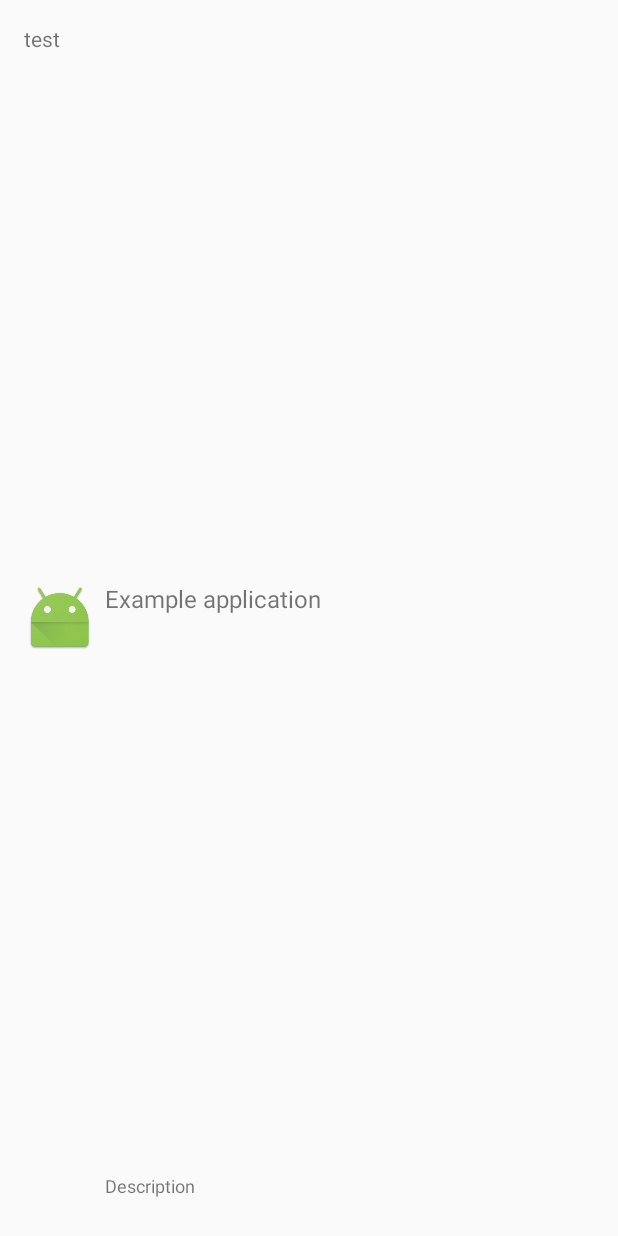
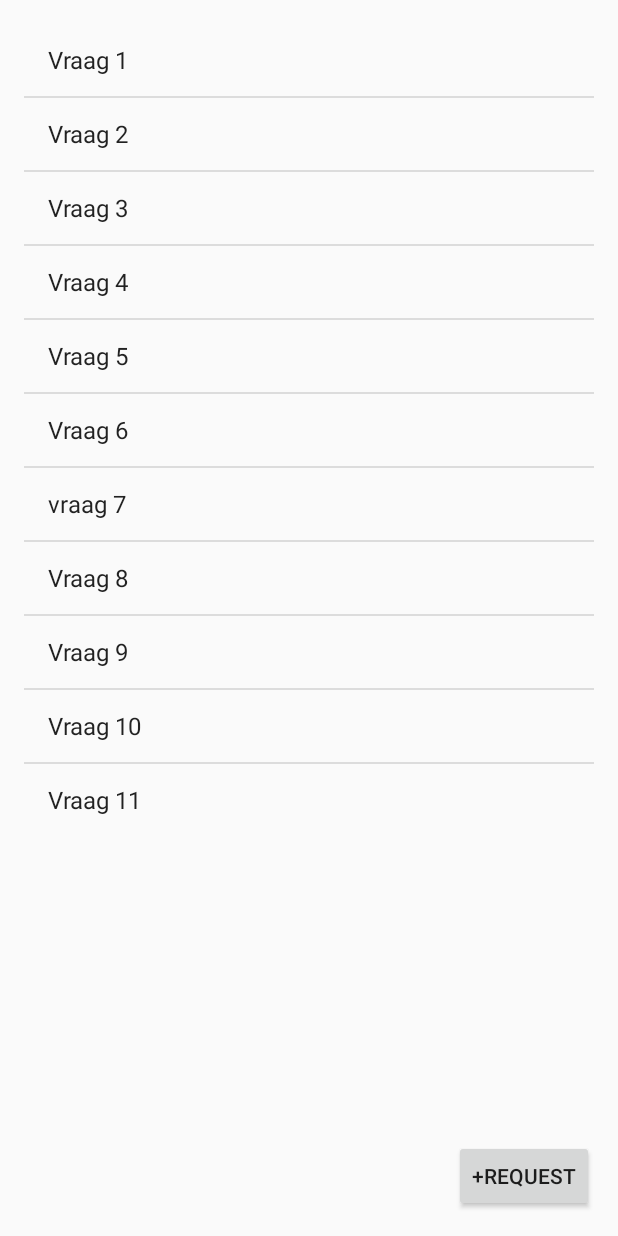
Before and after one commit to LadyPinecone/DevRequest, an Android app: the MainActivity screen opened directly, with no data from a screen before it, on a phone screen of 412 x 824 dp. Run offline under Robolectric (Android 15) with nearby library versions, the phone set to English and light mode, and no system bars.

Commit message:
klaar tot button

```diff
--- a/app/src/main/res/layout-v23/activity_main2.xml
+++ b/app/src/main/res/layout-v23/activity_main2.xml
@@ -11,58 +11,21 @@
     android:clickable="true">
 
 
-<TextView
-    android:layout_width="wrap_content"
-    android:layout_height="wrap_content"
-    android:id="@+id/textView2"
-    android:text="@string/test"
-    />
-
-
-
-
-
-
-    <ImageView
-        android:id="@+id/icon"
-        android:layout_width="wrap_content"
-        android:layout_height="fill_parent"
-        android:layout_alignParentBottom="true"
-        android:layout_alignParentTop="true"
-        android:layout_marginRight="6dip"
-        android:contentDescription="TODO"
-        android:src="@mipmap/ic_launcher" />
-
-    <TextView
-        android:id="@+id/secondLine"
-        android:layout_width="fill_parent"
-        android:layout_height="26dip"
-        android:layout_alignParentBottom="true"
-        android:layout_alignParentEnd="true"
-        android:layout_toEndOf="@id/icon"
-        android:ellipsize="marquee"
-        android:singleLine="true"
-        android:text="Description"
-        android:textSize="12sp" />
-
-    <TextView
-        android:id="@+id/firstLine"
-        android:layout_width="fill_parent"
-        android:layout_height="wrap_content"
-        android:layout_above="@id/secondLine"
-        android:layout_alignParentEnd="true"
-        android:layout_alignParentTop="true"
-        android:layout_alignWithParentIfMissing="true"
-        android:layout_toEndOf="@id/icon"
-        android:gravity="center_vertical"
-        android:text="Example application"
-        android:textSize="16sp" />
-
-
-
     <ListView xmlns:android="http://schemas.android.com/apk/res/android"
         android:id="@+id/list"
         android:layout_width="wrap_content"
         android:layout_height="wrap_content"
+        android:entries="@array/vragen"
         />
+
+    <Button
+        style="?android:attr/buttonStyleSmall"
+        android:layout_width="wrap_content"
+        android:layout_height="wrap_content"
+        android:text="+Request"
+        android:id="@+id/button2"
+        android:layout_alignParentBottom="true"
+        android:layout_alignParentRight="true"
+        android:layout_alignParentEnd="true" />
+
 </RelativeLayout>
--- a/app/src/main/res/layout/activity_main.xml
+++ /dev/null
@@ -1,15 +0,0 @@
-<?xml version="1.0" encoding="utf-8"?>
-<LinearLayout xmlns:android="http://schemas.android.com/apk/res/android"
-    android:orientation="vertical" android:layout_width="match_parent"
-    android:layout_height="match_parent">
-
-    <ListView xmlns:android="http://schemas.android.com/apk/res/android"
-        android:id="@+id/list"
-        android:layout_width="wrap_content"
-        android:layout_height="wrap_content"
-        android:clickable="true"
-        android:contextClickable="true"
-        android:onClick=""
-        />
-
-</LinearLayout>
--- a/app/src/main/res/layout/activity_main2.xml
+++ /dev/null
@@ -1,80 +0,0 @@
-<?xml version="1.0" encoding="utf-8"?>
-<RelativeLayout xmlns:android="http://schemas.android.com/apk/res/android"
-    xmlns:tools="http://schemas.android.com/tools"
-    android:layout_width="fill_parent"
-    android:layout_height="wrap_content"
-    android:paddingBottom="@dimen/activity_vertical_margin"
-    android:paddingLeft="@dimen/activity_horizontal_margin"
-    android:paddingRight="@dimen/activity_horizontal_margin"
-    android:paddingTop="@dimen/activity_vertical_margin"
-    tools:context="com.example.schoollaptop5.devrequest.MainActivity"
-    android:id="@+id/scherm1">
-
-
-<!--<TextView-->
-    <!--android:layout_width="wrap_content"-->
-    <!--android:layout_height="wrap_content"-->
-    <!--android:id="@+id/textView2"-->
-    <!--android:text="@string/test"-->
-    <!--android:onClick="klik"/>-->
-
-
-        <!--<ImageView-->
-            <!--android:id="@+id/icon"-->
-            <!--android:layout_width="wrap_content"-->
-            <!--android:layout_height="fill_parent"-->
-            <!--android:layout_alignParentBottom="true"-->
-            <!--android:layout_alignParentTop="true"-->
-            <!--android:layout_marginEnd="6dip"-->
-            <!--android:layout_marginRight="6dip"-->
-            <!--android:contentDescription="TODO"-->
-            <!--android:src="@mipmap/ic_launcher" />-->
-
-        <!--<TextView-->
-            <!--android:id="@+id/secondLine"-->
-            <!--android:layout_width="fill_parent"-->
-            <!--android:layout_height="26dip"-->
-            <!--android:layout_alignParentBottom="true"-->
-            <!--android:layout_alignParentEnd="true"-->
-            <!--android:layout_alignParentRight="true"-->
-            <!--android:layout_toEndOf="@id/icon"-->
-            <!--android:layout_toRightOf="@id/icon"-->
-            <!--android:ellipsize="marquee"-->
-            <!--android:singleLine="true"-->
-            <!--android:text="Description"-->
-            <!--android:textSize="12sp" />-->
-
-        <!--<TextView-->
-            <!--android:id="@+id/firstLine"-->
-            <!--android:layout_width="fill_parent"-->
-            <!--android:layout_height="wrap_content"-->
-            <!--android:layout_above="@id/secondLine"-->
-            <!--android:layout_alignParentEnd="true"-->
-            <!--android:layout_alignParentRight="true"-->
-            <!--android:layout_alignParentTop="true"-->
-            <!--android:layout_alignWithParentIfMissing="true"-->
-            <!--android:layout_toEndOf="@id/icon"-->
-            <!--android:layout_toRightOf="@id/icon"-->
-            <!--android:gravity="center_vertical"-->
-            <!--android:text="Example application"-->
-            <!--android:textSize="16sp" />-->
-
-        <!--<ListView xmlns:android="http://schemas.android.com/apk/res/android"-->
-            <!--android:id="@+id/list"-->
-            <!--android:layout_width="wrap_content"-->
-            <!--android:layout_height="wrap_content"-->
-            <!--android:clickable="true"-->
-            <!--android:contextClickable="true"-->
-            <!--android:onClick=""-->
-            <!--/>-->
-
-        <ListView
-            android:id="@+id/list"
-            android:layout_width="wrap_content"
-            android:layout_height="wrap_content"
-            android:layout_alignParentLeft="true"
-            android:layout_alignParentStart="true"
-            android:layout_alignParentTop="true"
-            android:entries="@array/vragen" >
-        </ListView>
-</RelativeLayout>
```
